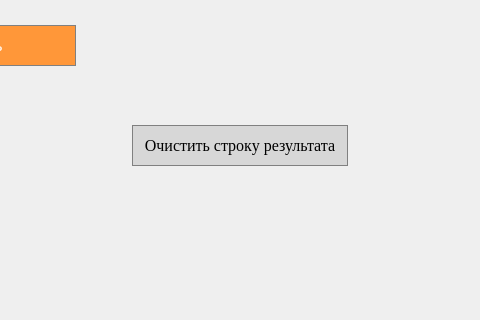
Qt form integral.ui (moevm/gui-1h2018-27) before a commit; both pictures show x 563 to 1043 and y 265 to 585 of the 1043 by 585 pixel window.
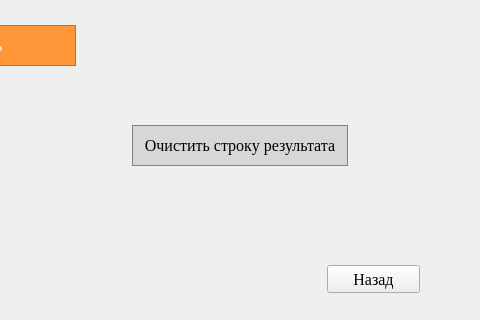
The same form after that commit. Icons and pictures are not drawn.

```diff
--- a/integral.ui
+++ b/integral.ui
@@ -449,6 +449,170 @@
     </item>
    </layout>
   </widget>
+  <widget class="QPushButton" name="pushButton_2">
+   <property name="geometry">
+    <rect>
+     <x>890</x>
+     <y>530</y>
+     <width>93</width>
+     <height>28</height>
+    </rect>
+   </property>
+   <property name="palette">
+    <palette>
+     <active>
+      <colorrole role="WindowText">
+       <brush brushstyle="SolidPattern">
+        <color alpha="255">
+         <red>0</red>
+         <green>0</green>
+         <blue>0</blue>
+        </color>
+       </brush>
+      </colorrole>
+      <colorrole role="Dark">
+       <brush brushstyle="SolidPattern">
+        <color alpha="255">
+         <red>0</red>
+         <green>0</green>
+         <blue>0</blue>
+        </color>
+       </brush>
+      </colorrole>
+      <colorrole role="Text">
+       <brush brushstyle="SolidPattern">
+        <color alpha="255">
+         <red>0</red>
+         <green>0</green>
+         <blue>0</blue>
+        </color>
+       </brush>
+      </colorrole>
+      <colorrole role="ButtonText">
+       <brush brushstyle="SolidPattern">
+        <color alpha="255">
+         <red>0</red>
+         <green>0</green>
+         <blue>0</blue>
+        </color>
+       </brush>
+      </colorrole>
+      <colorrole role="Shadow">
+       <brush brushstyle="SolidPattern">
+        <color alpha="255">
+         <red>0</red>
+         <green>255</green>
+         <blue>255</blue>
+        </color>
+       </brush>
+      </colorrole>
+     </active>
+     <inactive>
+      <colorrole role="WindowText">
+       <brush brushstyle="SolidPattern">
+        <color alpha="255">
+         <red>0</red>
+         <green>0</green>
+         <blue>0</blue>
+        </color>
+       </brush>
+      </colorrole>
+      <colorrole role="Dark">
+       <brush brushstyle="SolidPattern">
+        <color alpha="255">
+         <red>0</red>
+         <green>0</green>
+         <blue>0</blue>
+        </color>
+       </brush>
+      </colorrole>
+      <colorrole role="Text">
+       <brush brushstyle="SolidPattern">
+        <color alpha="255">
+         <red>0</red>
+         <green>0</green>
+         <blue>0</blue>
+        </color>
+       </brush>
+      </colorrole>
+      <colorrole role="ButtonText">
+       <brush brushstyle="SolidPattern">
+        <color alpha="255">
+         <red>0</red>
+         <green>0</green>
+         <blue>0</blue>
+        </color>
+       </brush>
+      </colorrole>
+      <colorrole role="Shadow">
+       <brush brushstyle="SolidPattern">
+        <color alpha="255">
+         <red>0</red>
+         <green>255</green>
+         <blue>255</blue>
+        </color>
+       </brush>
+      </colorrole>
+     </inactive>
+     <disabled>
+      <colorrole role="WindowText">
+       <brush brushstyle="SolidPattern">
+        <color alpha="255">
+         <red>0</red>
+         <green>0</green>
+         <blue>0</blue>
+        </color>
+       </brush>
+      </colorrole>
+      <colorrole role="Dark">
+       <brush brushstyle="SolidPattern">
+        <color alpha="255">
+         <red>0</red>
+         <green>0</green>
+         <blue>0</blue>
+        </color>
+       </brush>
+      </colorrole>
+      <colorrole role="Text">
+       <brush brushstyle="SolidPattern">
+        <color alpha="255">
+         <red>0</red>
+         <green>0</green>
+         <blue>0</blue>
+        </color>
+       </brush>
+      </colorrole>
+      <colorrole role="ButtonText">
+       <brush brushstyle="SolidPattern">
+        <color alpha="255">
+         <red>0</red>
+         <green>0</green>
+         <blue>0</blue>
+        </color>
+       </brush>
+      </colorrole>
+      <colorrole role="Shadow">
+       <brush brushstyle="SolidPattern">
+        <color alpha="255">
+         <red>0</red>
+         <green>255</green>
+         <blue>255</blue>
+        </color>
+       </brush>
+      </colorrole>
+     </disabled>
+    </palette>
+   </property>
+   <property name="font">
+    <font>
+     <family>Times New Roman</family>
+     <pointsize>12</pointsize>
+    </font>
+   </property>
+   <property name="text">
+    <string>Назад</string>
+   </property>
+  </widget>
  </widget>
  <tabstops>
   <tabstop>lineEdit_a</tabstop>
```
Left out of the diff: 19 changed lines with no effect on the pictures.
